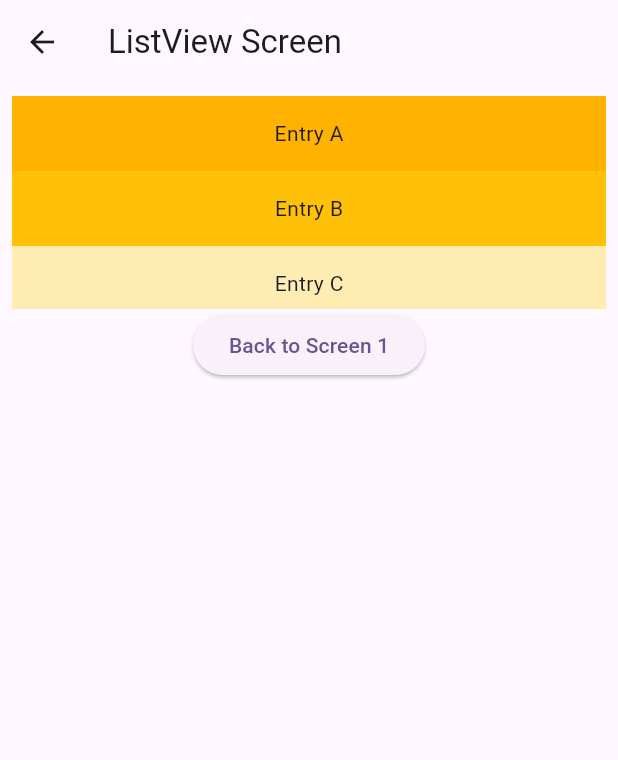
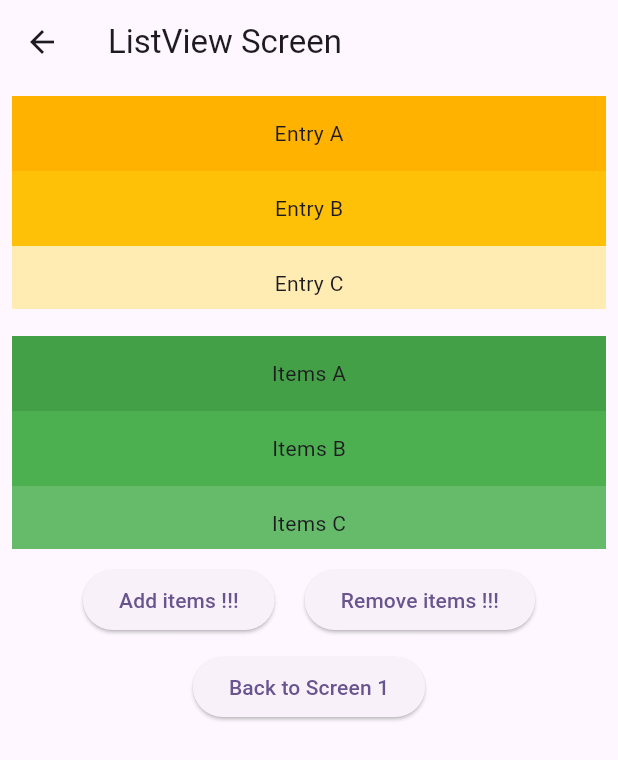
Before and after one commit to MinhTN05/Lesson1, a Flutter app: the ListViewScreen screen opened directly, on a phone screen of 412 x 824 dp. Shown: the top 760 px of the screen. Run offline on Flutter 3.47's test engine with Material 3 defaults, Android fonts, the phone set to English and light mode, and no system bars.

Commit message:
thêm xóa và sửa items

```diff
--- a/lesson1/lib/list_view_screen.dart
+++ b/lesson1/lib/list_view_screen.dart
@@ -1,6 +1,11 @@
 import 'package:flutter/material.dart';
 
-class ListViewScreen extends StatelessWidget {
+class ListViewScreen extends StatefulWidget {
+  @override
+  State<ListViewScreen> createState() => _ListViewScreenState();
+}
+
+class _ListViewScreenState extends State<ListViewScreen> {
   @override
   Widget build(BuildContext context) {
     // TODO: implement build
@@ -40,12 +45,94 @@ class ListViewScreen extends StatelessWidget {
                 ],
               ),
             ),
-            ElevatedButton(onPressed: () {
-              Navigator.pop(context);
-            }, child: Text('Back to Screen 1')),
+            SizedBox(
+              height: 10,
+            ),
+            buildListView2(),
+            SizedBox(
+              height: 10,
+            ),
+            Row(
+              mainAxisAlignment: MainAxisAlignment.center,
+              children: [
+                ElevatedButton(
+                    onPressed: () {
+                      setState(() {
+                        countAddItem++;
+                        entries.add(countAddItem.toString());
+                        colorCodes.add(200 - countAddItem * 20);
+                      });
+                    },
+                    child: Text('Add items !!!')),
+                SizedBox(
+                  width: 20,
+                ),
+                ElevatedButton(
+                    onPressed: () {
+                      setState(() {
+                        if (countAddItem != 0) {
+                          countAddItem--;
+                          entries.removeAt(0);
+                          colorCodes.removeAt(0);
+                        }
+                      });
+                    },
+                    child: Text('Remove items !!!')),
+              ],
+            ),
+            SizedBox(
+              height: 10,
+            ),
+            ElevatedButton(
+                onPressed: () {
+                  Navigator.pop(context);
+                },
+                child: Text('Back to Screen 1')),
           ],
         ),
       ),
     );
   }
+
+  int countAddItem = 0;
+
+  List<String> entries = <String>['A', 'B', 'C', 'D', 'E'];
+
+  List<int> colorCodes = <int>[600, 500, 400, 300, 200];
+
+  Widget buildListView2() {
+    //ListView.builder
+    return Container(
+      height: 150,
+      child: ListView.builder(
+        padding: const EdgeInsets.all(8),
+        itemCount: entries.length,
+        itemBuilder: (BuildContext context, int index) {
+          return Container(
+            height: 50,
+            color: Colors.green[colorCodes[index]],
+            child: Center(
+              child: Text('Items ${entries[index]}'),
+            ),
+          );
+        },
+      ),
+    );
+
+    // ListView.separated
+    // return ListView.separated(
+    //   padding: const EdgeInsets.all(8),
+    //   itemCount: entries.length,
+    //   itemBuilder: (BuildContext context, int index) {
+    //     return Container(
+    //       height: 50,
+    //       color: Colors.amber[colorCodes[index]],
+    //       child: Center(
+    //         child: Text('Entry ${entries[index]}'),
+    //       ),
+    //     );
+    //   },
+    //   separatorBuilder: (BuildContext context, int index) => const Divider(),
+    // );
+  }
 }
```
